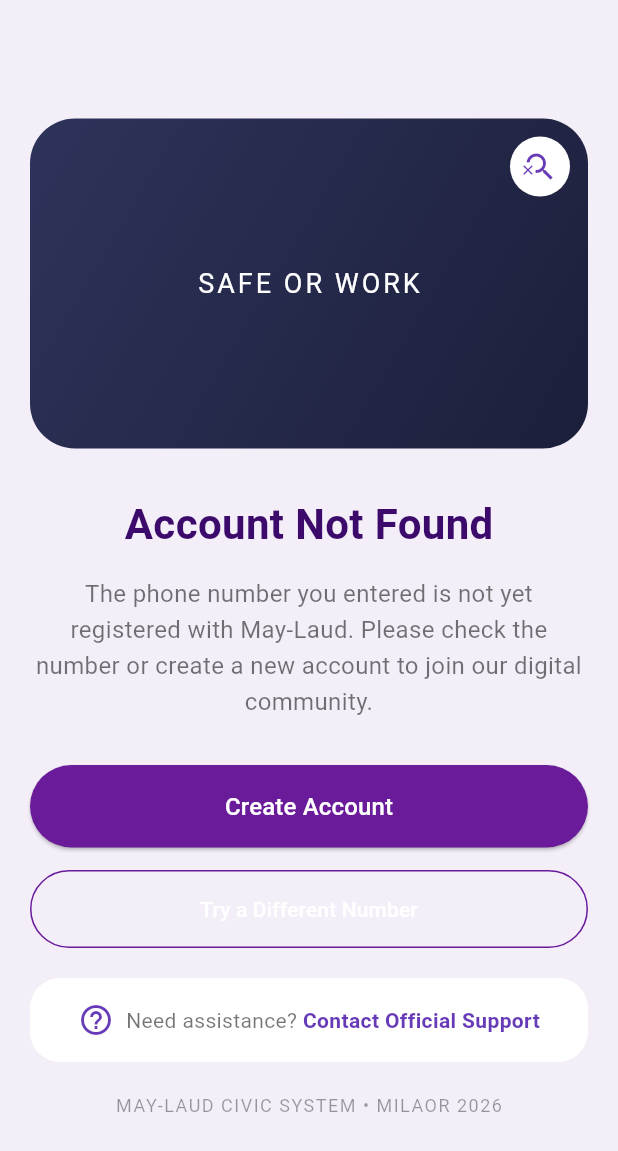
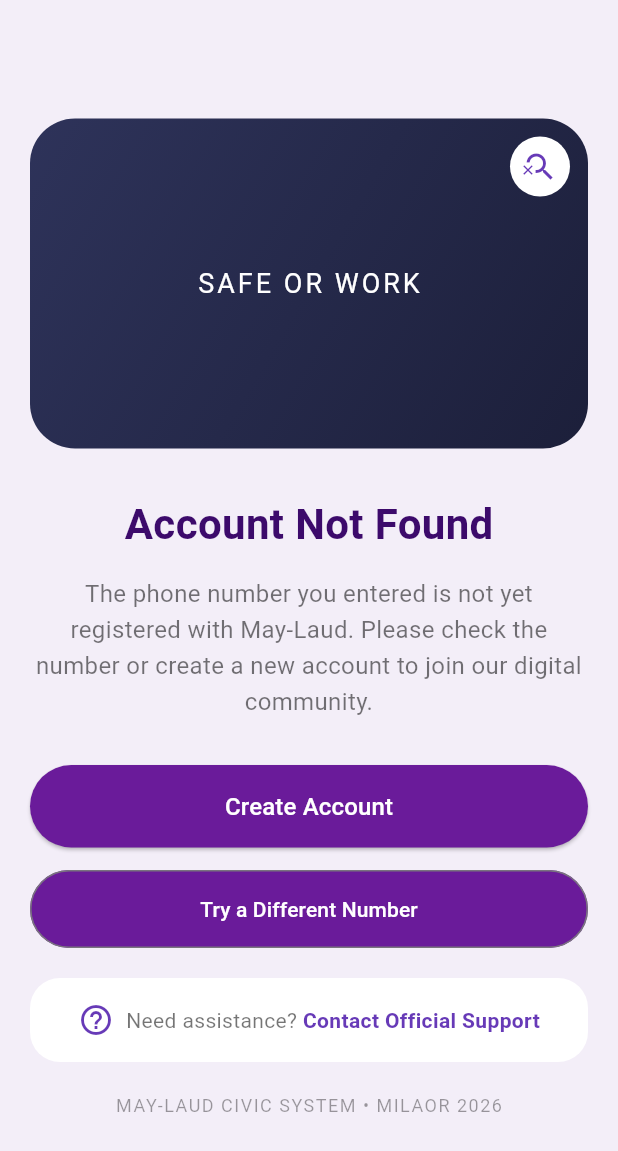
Before and after one commit to jmcallo-dev/may_laud, a Flutter app: the AccountNotFoundScreen screen opened directly, on a phone screen of 412 x 824 dp. Shown: the top 1151 px of the screen. Run offline on Flutter 3.47's test engine with Material 3 defaults, Android fonts, the phone set to English and light mode, and no system bars.

Commit message:
changes for production

```diff
--- a/lib/user_login/unregistered.dart
+++ b/lib/user_login/unregistered.dart
@@ -127,7 +127,7 @@ class AccountNotFoundScreen extends StatelessWidget {
                     shape: RoundedRectangleBorder(
                       borderRadius: BorderRadius.circular(30),
                     ),
-                    side: const BorderSide(color: Color(0xFF6A1B9A)),
+                    backgroundColor: const Color(0xFF6A1B9A),
                   ),
                   onPressed: () {
                     Navigator.push(
@@ -139,7 +139,9 @@ class AccountNotFoundScreen extends StatelessWidget {
                   },
                   child: const Text(
                     "Try a Different Number",
-                    style: TextStyle(color: Colors.white),
+                    style: TextStyle(
+                      color: Colors.white,
+                    ),
                   ),
                 ),
               ),
```
